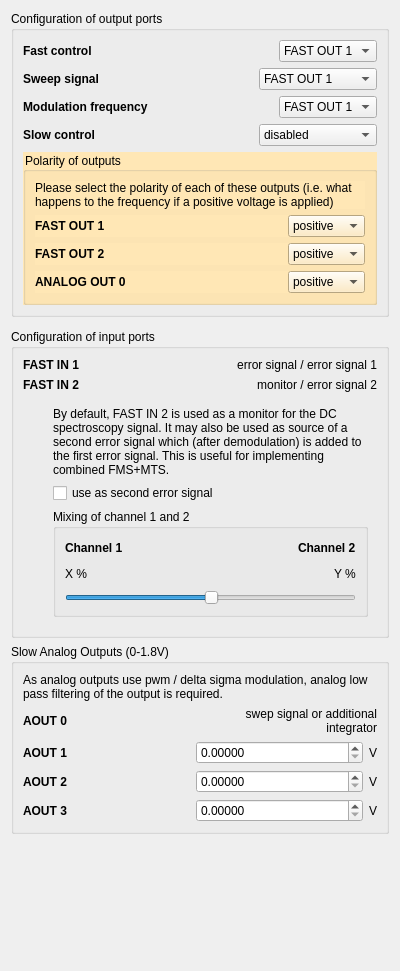
Qt form linien/gui/ui/general_panel.ui (linien-org/linien) before a commit.
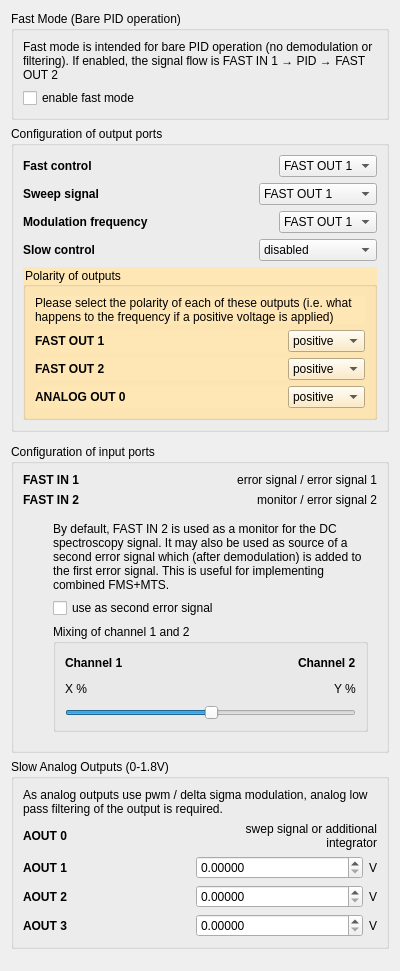
The same form after that commit.

Commit message: improve fast mode + document

```diff
--- a/linien/gui/ui/general_panel.ui
+++ b/linien/gui/ui/general_panel.ui
@@ -14,6 +14,32 @@
    <string>Form</string>
   </property>
   <layout class="QVBoxLayout" name="verticalLayout">
+   <item>
+    <widget class="QGroupBox" name="groupBox_2">
+     <property name="title">
+      <string>Fast Mode (Bare PID operation)</string>
+     </property>
+     <layout class="QVBoxLayout" name="verticalLayout_4">
+      <item>
+       <widget class="QLabel" name="label_2">
+        <property name="text">
+         <string>&lt;html&gt;&lt;head/&gt;&lt;body&gt;&lt;p&gt;Fast mode is intended for bare PID operation (no demodulation or filtering). If enabled, the signal flow is FAST IN 1 → PID → FAST OUT 2&lt;/p&gt;&lt;/body&gt;&lt;/html&gt;</string>
+        </property>
+        <property name="wordWrap">
+         <bool>true</bool>
+        </property>
+       </widget>
+      </item>
+      <item>
+       <widget class="QCheckBox" name="fast_mode">
+        <property name="text">
+         <string>enable fast mode</string>
+        </property>
+       </widget>
+      </item>
+     </layout>
+    </widget>
+   </item>
    <item>
     <widget class="QGroupBox" name="groupBox_16">
      <property name="title">
```
The commit also changes 4 other files.
